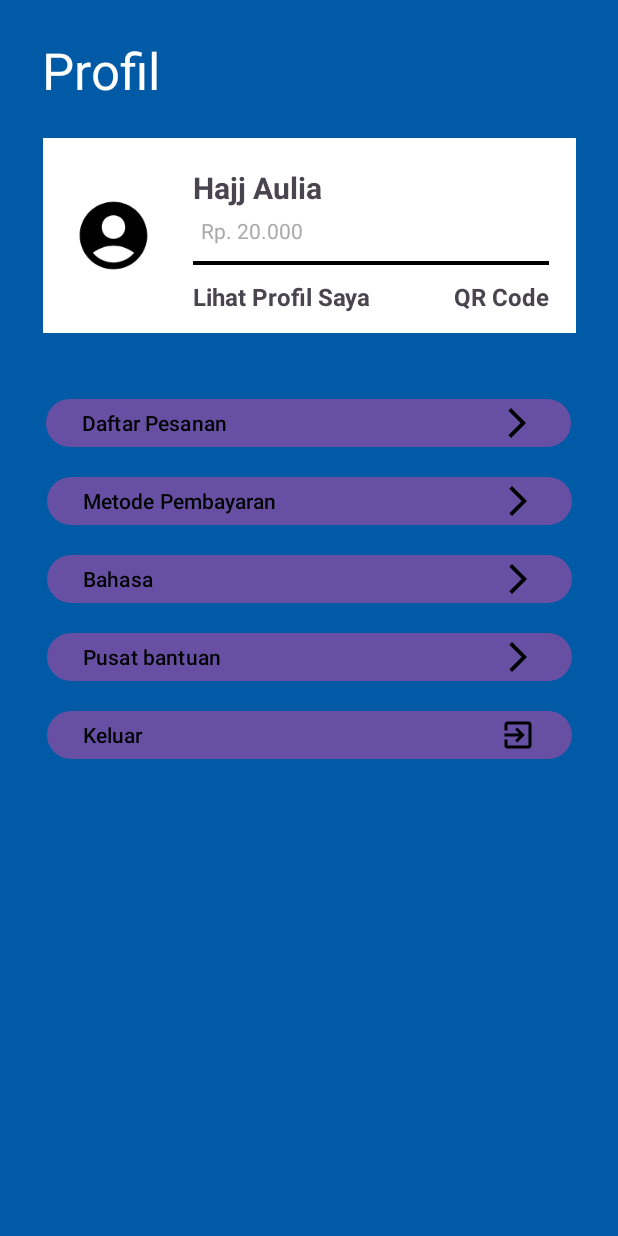
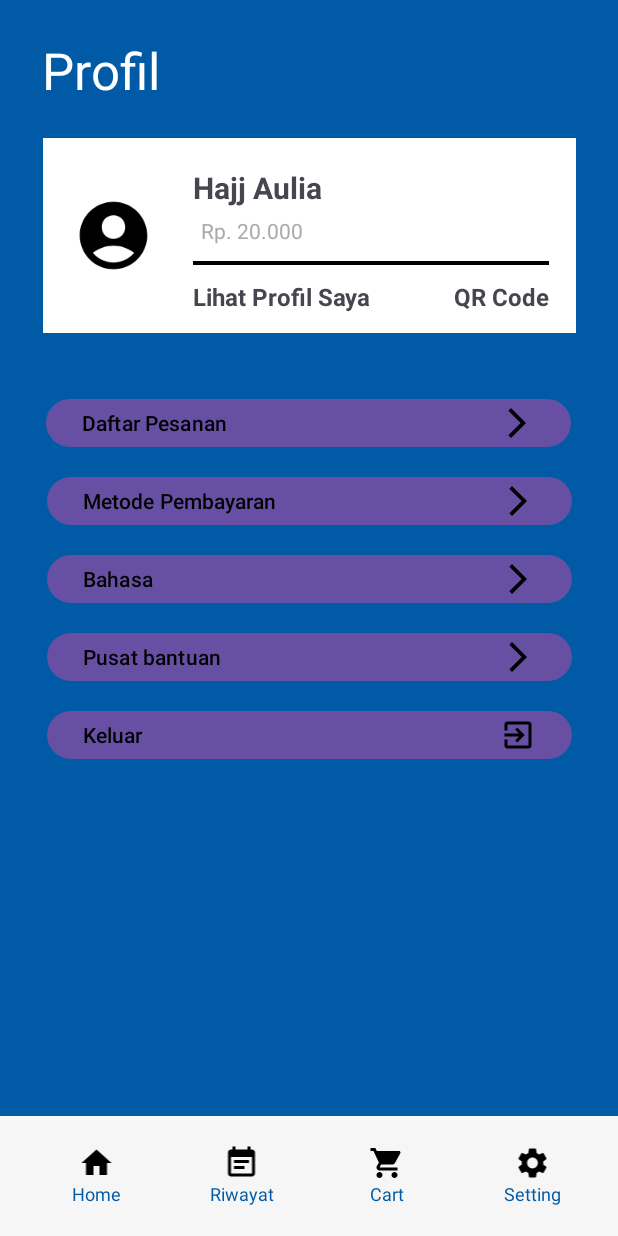
Before and after one commit to rahadinabudiman/warunk-bem-apps, an Android app: the layout activity_profil.xml on its own in the app's theme, with its tools: preview values and no code run, on a phone screen of 412 x 824 dp. Run offline under Robolectric (Android 15) with nearby library versions, the light colour scheme and no system bars; Roboto replaces fonts that are not available here.

Commit message:
Update: Profile

```diff
--- a/app/src/main/AndroidManifest.xml
+++ b/app/src/main/AndroidManifest.xml
@@ -23,6 +23,9 @@
             android:exported="false" />
         <activity
             android:name=".DetailProduk"
+            android:exported="false" />
+        <activity
+            android:name=".ProfilData"
             android:exported="false" />
         <activity
             android:name=".dashbord"
--- a/app/src/main/java/com/example/splashlogin/dashbord.kt
+++ b/app/src/main/java/com/example/splashlogin/dashbord.kt
@@ -65,6 +65,12 @@ class dashbord : AppCompatActivity() {
         val cartText: LinearLayout = findViewById(R.id.cartbtn)
         cartText.setOnClickListener {
             val intent = Intent(this, Keranjang::class.java)
+            startActivity(intent)
+        }
+
+        val SettingText: LinearLayout = findViewById(R.id.settingbtn)
+        SettingText.setOnClickListener {
+            val intent = Intent(this, ProfilData::class.java)
             startActivity(intent)
         }
 
--- a/app/src/main/res/layout/activity_keranjang.xml
+++ b/app/src/main/res/layout/activity_keranjang.xml
@@ -154,7 +154,7 @@
             </LinearLayout>
 
             <LinearLayout
-                android:id="@+id/helpbtn"
+                android:id="@+id/cartbtn"
                 android:layout_width="8dp"
                 android:layout_height="match_parent"
                 android:layout_weight="0.2"
--- a/app/src/main/res/layout/activity_profil.xml
+++ b/app/src/main/res/layout/activity_profil.xml
@@ -41,6 +41,7 @@
             android:paddingLeft="20dp">
 
             <TextView
+                android:id="@+id/NamaUser"
                 android:layout_width="wrap_content"
                 android:layout_height="wrap_content"
                 android:layout_marginTop="10dp"
@@ -49,6 +50,7 @@
                 android:textStyle="bold" />
 
             <TextView
+                android:id="@+id/saldoTextUser"
                 android:layout_width="wrap_content"
                 android:layout_height="wrap_content"
                 android:gravity="center"
@@ -167,4 +169,116 @@
         app:layout_constraintEnd_toEndOf="parent"
         app:layout_constraintStart_toStartOf="parent"
         app:layout_constraintTop_toBottomOf="@+id/button12" />
+
+    <com.google.android.material.bottomappbar.BottomAppBar
+        android:id="@+id/app_bar"
+        android:layout_width="match_parent"
+        android:layout_height="wrap_content"
+        android:layout_gravity="bottom"
+        android:backgroundTint="#f6f6f6"
+        app:fabCradleMargin="8dp"
+        app:fabCradleRoundedCornerRadius="50dp"
+        app:fabCradleVerticalOffset="6dp"
+        app:layout_constraintBottom_toBottomOf="parent"
+        tools:layout_editor_absoluteX="-2dp">
+
+        <LinearLayout
+            android:layout_width="match_parent"
+            android:layout_height="match_parent">
+            <LinearLayout
+                android:id="@+id/homebtn"
+                android:layout_width="8dp"
+                android:layout_height="match_parent"
+                android:layout_weight="0.2"
+                android:orientation="vertical">
+
+                <ImageView
+                    android:id="@+id/homeimage"
+                    android:layout_width="match_parent"
+                    android:layout_height="wrap_content"
+                    android:layout_weight="1"
+                    app:srcCompat="@drawable/baseline_home_24" />
+
+                <TextView
+                    android:id="@+id/hometext"
+                    android:layout_width="match_parent"
+                    android:layout_height="wrap_content"
+                    android:text="Home"
+                    android:textColor="#005AA6"
+                    android:textSize="12sp"
+                    android:textAlignment="center"/>
+            </LinearLayout>
+            <LinearLayout
+                android:id="@+id/riwayatbtn"
+                android:layout_width="8dp"
+                android:layout_height="match_parent"
+                android:layout_weight="0.2"
+                android:orientation="vertical">
+
+                <ImageView
+                    android:id="@+id/riwayatimage"
+                    android:layout_width="match_parent"
+                    android:layout_height="wrap_content"
+                    android:layout_weight="1"
+                    app:srcCompat="@drawable/baseline_event_note_24" />
+
+                <TextView
+                    android:id="@+id/riwayatText"
+                    android:layout_width="match_parent"
+                    android:layout_height="wrap_content"
+                    android:text="Riwayat"
+                    android:textColor="#005AA6"
+                    android:textSize="12sp"
+                    android:textAlignment="center"/>
+            </LinearLayout>
+            <LinearLayout
+                android:id="@+id/cartbtn"
+                android:layout_width="8dp"
+                android:layout_height="match_parent"
+                android:layout_weight="0.2"
+                android:orientation="vertical">
+
+                <ImageView
+                    android:id="@+id/keranjangimage"
+                    android:layout_width="match_parent"
+                    android:layout_height="wrap_content"
+                    android:layout_weight="1"
+                    app:srcCompat="@drawable/baseline_shopping_cart_24" />
+
+                <TextView
+                    android:id="@+id/keranjangtext"
+                    android:layout_width="match_parent"
+                    android:layout_height="wrap_content"
+                    android:text="Cart"
+                    android:textColor="#005AA6"
+                    android:textSize="12sp"
+                    android:textAlignment="center"/>
+            </LinearLayout>
+            <LinearLayout
+                android:id="@+id/settingbtn"
+                android:layout_width="8dp"
+                android:layout_height="match_parent"
+                android:layout_weight="0.2"
+                android:orientation="vertical">
+
+                <ImageView
+                    android:id="@+id/settingimage"
+                    android:layout_width="match_parent"
+                    android:layout_height="wrap_content"
+                    android:layout_weight="1"
+                    app:srcCompat="@drawable/baseline_settings_24" />
+
+                <TextView
+                    android:id="@+id/settingText"
+                    android:layout_width="match_parent"
+                    android:layout_height="wrap_content"
+                    android:text="Setting"
+                    android:textColor="#005AA6"
+                    android:textSize="12sp"
+                    android:textAlignment="center"/>
+            </LinearLayout>
+        </LinearLayout>
+
+
+    </com.google.android.material.bottomappbar.BottomAppBar>
 </androidx.constraintlayout.widget.ConstraintLayout>
--- a/app/src/main/res/layout/activity_riwayat_pembelian.xml
+++ b/app/src/main/res/layout/activity_riwayat_pembelian.xml
@@ -156,7 +156,7 @@
             </LinearLayout>
 
             <LinearLayout
-                android:id="@+id/helpbtn"
+                android:id="@+id/cartbtn"
                 android:layout_width="8dp"
                 android:layout_height="match_parent"
                 android:layout_weight="0.2"
```
Also changed, not shown: app/src/main/java/com/example/splashlogin/Keranjang.kt (+12 -0 lines), app/src/main/java/com/example/splashlogin/ProfilData.kt (+200 -0 lines), app/src/main/java/com/example/splashlogin/RiwayatPembelian.kt (+15 -5 lines).
